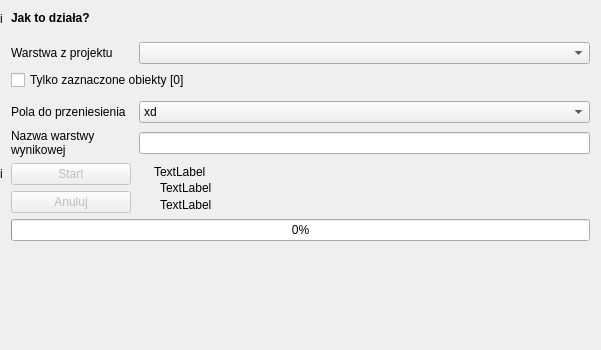
Above: gissupport_plugin/modules/uldk/modules/layer_import/main_base.ui from gis-support/gis-support-plugin before the change; both pictures show x 0 to 601 and y 0 to 350 of the 601 by 627 pixel window. Below: the same form after it.
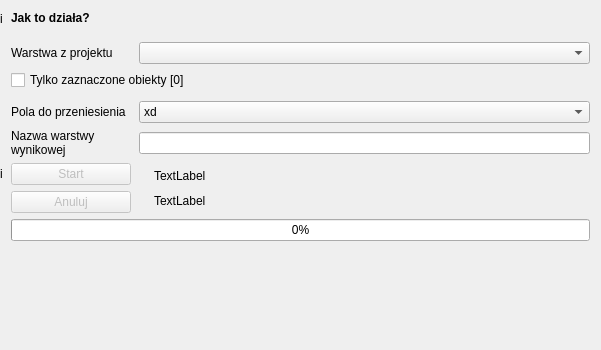
That is the form after the change. Custom widgets are drawn as their Qt base class.

What changed in the file:
```diff
--- a/gissupport_plugin/modules/uldk/modules/layer_import/main_base.ui
+++ b/gissupport_plugin/modules/uldk/modules/layer_import/main_base.ui
@@ -243,21 +243,11 @@
           <string>TextLabel</string>
          </property>
          <property name="indent">
-          <number>6</number>
+          <number>0</number>
          </property>
         </widget>
        </item>
-       <item>
-        <widget class="QLabel" name="label_not_found_count">
-         <property name="text">
-          <string>TextLabel</string>
-         </property>
-         <property name="indent">
-          <number>6</number>
-         </property>
-        </widget>
-       </item>
-      </layout>
+       </layout>
      </item>
      <item row="3" column="1" colspan="2">
       <widget class="QCheckBox" name="checkbox_selected_only">
```
